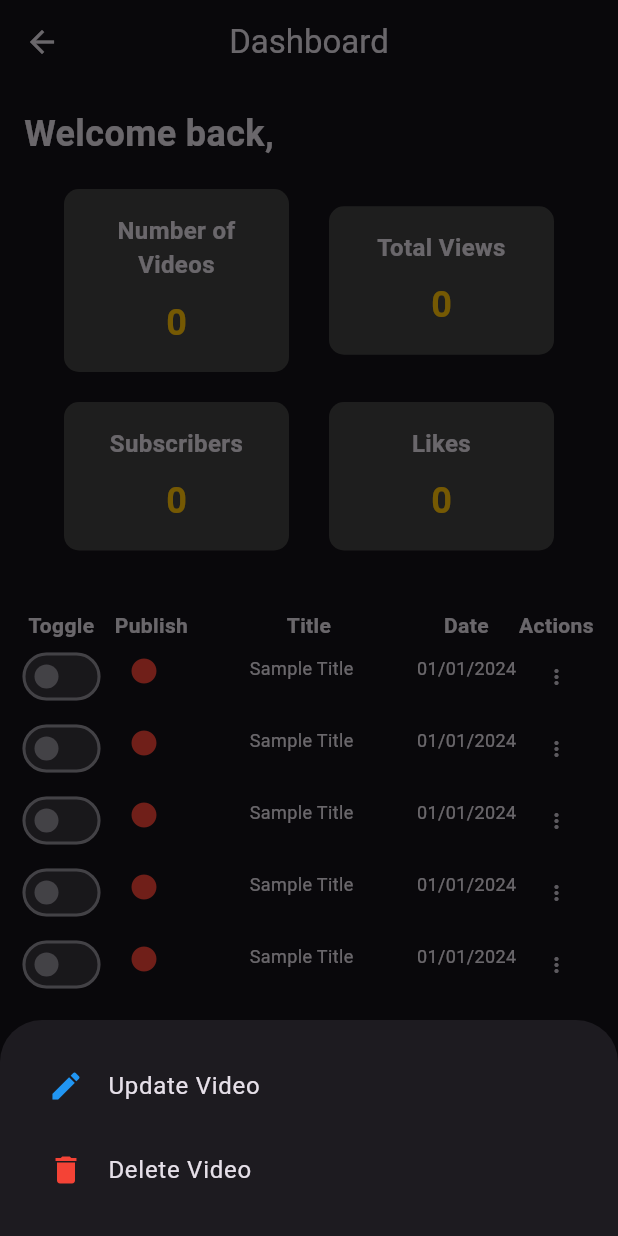
After one commit to talhasee/vdTube-App, a Flutter app: the DashboardScreen screen opened by its route, after a tap on the "more vert" icon, on a phone screen of 412 x 824 dp. The commit adds this screen. Run offline on Flutter 3.47's test engine with Material 3 defaults, Android fonts, the phone set to English and light mode, and no system bars; our stand-ins replace chewie, flutter_secure_storage, image_picker, loading_animation_widget, logger, permission_handler and 2 more; accounts and stored records are empty.

Commit message:
Bug fixes in Login/logout and dashboard layout done

```diff
--- a/vdtube/lib/constants/constants.dart
+++ b/vdtube/lib/constants/constants.dart
@@ -1,14 +1,13 @@
 import 'package:logger/logger.dart';
 import 'package:flutter_secure_storage/flutter_secure_storage.dart';
 
-
 class Constants {
-  static const String baseUrl = 'https://backendproject-qo5y.onrender.com/api/v1';
+  static const String baseUrl =
+      'https://backendproject-qo5y.onrender.com/api/v1';
   static var logger = Logger(
     printer: PrettyPrinter(),
   );
   static FlutterSecureStorage secureStorage = const FlutterSecureStorage();
-
 
   // Fetch Access Token
   static Future<String?> getAccessToken() async {
@@ -19,14 +18,22 @@ class Constants {
   static Future<String?> getRefreshToken() async {
     return await secureStorage.read(key: 'refreshToken');
   }
+
   // Delete Acceses Token
-  static Future<String?> deleteAccessToken() async {
-    return await secureStorage.read(key: 'accessToken');
-  }
-  // Delete Refresh Token
-  static Future<String?> deleteRefreshToken() async {
-    return await secureStorage.read(key: 'refreshToken');
+  static Future<void> deleteAccessToken() async {
+    await secureStorage.delete(key: 'accessToken');
   }
 
+  // Delete Refresh Token
+  static Future<void> deleteRefreshToken() async {
+    await secureStorage.delete(key: 'refreshToken');
+  }
 
+  static Future<String?> getUsername() async {
+    return await secureStorage.read(key: 'username');
+  }
+
+  static Future<void> deleteAll() async {
+    await secureStorage.deleteAll();
+  }
 }
--- a/vdtube/lib/main.dart
+++ b/vdtube/lib/main.dart
@@ -1,5 +1,6 @@
 import 'package:flutter/material.dart';
 import 'package:flutter/services.dart';
+import 'package:vdtube/screens/dashboard.dart';
 import 'package:vdtube/screens/home_screen.dart';
 import 'package:vdtube/screens/login_screen.dart';
 import 'package:vdtube/screens/signup_screen.dart';
@@ -53,6 +54,7 @@ class MyApp extends StatelessWidget {
         '/login': (context) => const LoginScreen(),
         '/home': (context) => const HomeScreen(),
         '/signup': (context) => const SignUpScreen(),
+        '/dashboard': (context) => const DashboardScreen()
       },
     );
   }
--- /dev/null
+++ b/vdtube/lib/screens/dashboard.dart
@@ -0,0 +1,267 @@
+import 'package:flutter/material.dart';
+import 'package:vdtube/constants/constants.dart';
+
+const BASE_URL = Constants.baseUrl;
+var logger = Constants.logger;
+
+class DashboardScreen extends StatefulWidget {
+  const DashboardScreen({Key? key}) : super(key: key);
+
+  @override
+  _DashboardScreenState createState() => _DashboardScreenState();
+}
+
+class _DashboardScreenState extends State<DashboardScreen> {
+  List<bool> publishStatus =
+      List.generate(5, (index) => false); // Initial publish status
+  String? username = "";
+
+  @override
+  void initState() {
+    super.initState();
+    fetchUsername(); // Fetch username asynchronously
+  }
+
+  Future<void> fetchUsername() async {
+    setState(() async {
+      username = await Constants.getUsername();
+    });
+  }
+
+  @override
+  Widget build(BuildContext context) {
+    return Scaffold(
+      appBar: AppBar(
+        title: const Text('Dashboard'),
+        centerTitle: true,
+      ),
+      body: Padding(
+        padding: const EdgeInsets.all(16.0),
+        child: Column(
+          crossAxisAlignment: CrossAxisAlignment.start,
+          children: [
+            Text(
+              'Welcome back, $username',
+              style: TextStyle(fontSize: 24, fontWeight: FontWeight.bold),
+            ),
+            const SizedBox(height: 20),
+
+            // Stats Row
+            Row(
+              mainAxisAlignment: MainAxisAlignment.spaceEvenly,
+              children: [
+                _buildStatBox('Number of Videos', '0'),
+                _buildStatBox('Total Views', '0'),
+              ],
+            ),
+            const SizedBox(height: 20),
+            Row(
+              mainAxisAlignment: MainAxisAlignment.spaceEvenly,
+              children: [
+                _buildStatBox('Subscribers', '0'),
+                _buildStatBox('Likes', '0'),
+              ],
+            ),
+
+            const SizedBox(height: 40), // Gap
+
+            // List Header
+            Table(
+              columnWidths: {
+                0: FixedColumnWidth(50), // Toggle
+                1: FixedColumnWidth(70), // Status
+                2: FlexColumnWidth(100), // Title
+                3: FixedColumnWidth(70), // Date
+                4: FixedColumnWidth(50), // Actions
+              },
+              children: [
+                TableRow(
+                  children: [
+                    Center(
+                      child: Text(
+                        'Toggle',
+                        style: TextStyle(
+                            fontWeight: FontWeight.bold, fontSize: 14),
+                        textAlign: TextAlign.center,
+                      ),
+                    ),
+                    Center(
+                      child: Text(
+                        'Publish',
+                        style: TextStyle(
+                            fontWeight: FontWeight.bold, fontSize: 14),
+                        textAlign: TextAlign.center,
+                      ),
+                    ),
+                    Center(
+                      child: Text(
+                        'Title',
+                        style: TextStyle(
+                            fontWeight: FontWeight.bold, fontSize: 14),
+                        textAlign: TextAlign.center,
+                      ),
+                    ),
+                    Center(
+                      child: Text(
+                        'Date',
+                        style: TextStyle(
+                            fontWeight: FontWeight.bold, fontSize: 14),
+                        textAlign: TextAlign.center,
+                      ),
+                    ),
+                    Center(
+                      child: Text(
+                        'Actions',
+                        style: TextStyle(
+                            fontWeight: FontWeight.bold, fontSize: 14),
+                        textAlign: TextAlign.center,
+                      ),
+                    ),
+                  ],
+                ),
+              ],
+            ),
+
+            // Placeholder for future entries
+            Expanded(
+              child: ListView.builder(
+                itemCount: publishStatus.length, // Use list length
+                itemBuilder: (context, index) {
+                  return Table(
+                    columnWidths: const {
+                      0: FixedColumnWidth(50),
+                      1: FixedColumnWidth(60),
+                      2: FlexColumnWidth(120),
+                      3: FixedColumnWidth(70),
+                      4: FixedColumnWidth(50),
+                    },
+                    children: [
+                      TableRow(
+                        children: [
+                          Align(
+                            alignment: Alignment.center,
+                            child: Switch(
+                              value: publishStatus[index],
+                              onChanged: (value) {
+                                setState(() {
+                                  publishStatus[index] = value;
+                                });
+                              },
+                            ),
+                          ),
+                          Align(
+                            alignment: Alignment.center,
+                            child: Padding(
+                              padding: const EdgeInsets.only(top: 10.0),
+                              child: Icon(
+                                Icons.circle,
+                                color: publishStatus[index]
+                                    ? Colors.green
+                                    : Colors.red,
+                                size: 20,
+                              ),
+                            ),
+                          ),
+                          Align(
+                            alignment: Alignment.center,
+                            child: Padding(
+                              padding: const EdgeInsets.only(top: 10.0),
+                              child: Text(
+                                'Sample Title'.length > 20
+                                    ? 'Sample Title'.substring(0, 20) + '...'
+                                    : 'Sample Title',
+                                style: const TextStyle(fontSize: 12),
+                                overflow: TextOverflow.ellipsis,
+                              ),
+                            ),
+                          ),
+                          Align(
+                            alignment: Alignment.center,
+                            child: Padding(
+                              padding: const EdgeInsets.only(top: 10.0),
+                              child: Text(
+                                '01/01/2024',
+                                style: TextStyle(fontSize: 12),
+                              ),
+                            ),
+                          ),
+                          Align(
+                            alignment: Alignment.center,
+                            child: IconButton(
+                              icon: const Icon(Icons.more_vert, size: 16),
+                              onPressed: () {
+                                _showBottomMenu(context);
+                              },
+                            ),
+                          ),
+                        ],
+                      )
+                    ],
+                  );
+                },
+              ),
+            ),
+          ],
+        ),
+      ),
+    );
+  }
+
+  Widget _buildStatBox(String title, String value) {
+    return Container(
+      width: 150,
+      padding: const EdgeInsets.all(16),
+      decoration: BoxDecoration(
+        color: Colors.grey[800],
+        borderRadius: BorderRadius.circular(10),
+      ),
+      child: Column(
+        children: [
+          Text(
+            title,
+            textAlign: TextAlign.center,
+            style: const TextStyle(fontSize: 16, fontWeight: FontWeight.bold),
+          ),
+          const SizedBox(height: 10),
+          Text(
+            value,
+            style: const TextStyle(
+                fontSize: 24, fontWeight: FontWeight.bold, color: Colors.amber),
+          ),
+        ],
+      ),
+    );
+  }
+
+  void _showBottomMenu(BuildContext context) {
+    showModalBottomSheet(
+      context: context,
+      builder: (context) {
+        return Container(
+          padding: const EdgeInsets.all(16.0),
+          child: Column(
+            mainAxisSize: MainAxisSize.min,
+            children: [
+              ListTile(
+                leading: const Icon(Icons.edit, color: Colors.blue),
+                title: const Text('Update Video'),
+                onTap: () {
+                  Navigator.pop(context);
+                  // Add update functionality here
+                },
+              ),
+              ListTile(
+                leading: const Icon(Icons.delete, color: Colors.red),
+                title: const Text('Delete Video'),
+                onTap: () {
+                  Navigator.pop(context);
+                  // Add delete functionality here
+                },
+              ),
+            ],
+          ),
+        );
+      },
+    );
+  }
+}
--- a/vdtube/lib/screens/login_screen.dart
+++ b/vdtube/lib/screens/login_screen.dart
@@ -27,6 +27,13 @@ class _LoginScreenState extends State<LoginScreen> {
   );
 
   @override
+  void initState() {
+    // TODO: implement initState
+    super.initState();
+
+  }
+
+  @override
   void dispose() {
     _emailController.dispose();
     _passwordController.dispose();
@@ -54,18 +61,24 @@ class _LoginScreenState extends State<LoginScreen> {
         body: json.encode(payload),
       );
 
+      logger.d("Response status: ${response.statusCode}");
+      logger.d("RESPONSE - $response");
+
       if (response.statusCode == 200) {
         logger.d('Login successful: ${response.body}');
 
         final responseBody = json.decode(response.body);
         String accessToken = responseBody['data']['accessToken'];
         String refreshToken = responseBody['data']['refreshToken'];
+        String username = responseBody['data']['user']['userName'];
 
         logger.d('Access Token - $accessToken');
         logger.d('Refresh Token - $refreshToken');
+        logger.d('USERNAME - $username');
 
         await secureStorage.write(key: 'accessToken', value: accessToken);
         await secureStorage.write(key: 'refreshToken', value: refreshToken);
+        await secureStorage.write(key: 'username', value: username);
 
         if (mounted) {
           Navigator.pushReplacementNamed(context, '/home');
@@ -76,7 +89,7 @@ class _LoginScreenState extends State<LoginScreen> {
         _showErrorDialog('Login Failed', 'Incorrect email or password.');
       }
     } catch (e) {
-      logger.d('Error - $e');
+      logger.e('Error HERE - $e');
       _showErrorDialog('Error', 'Something went wrong. Please try again.');
     } finally {
       setState(() {
@@ -151,8 +164,7 @@ class _LoginScreenState extends State<LoginScreen> {
                   style: const TextStyle(color: Colors.white),
                   decoration: InputDecoration(
                     labelText: 'Password',
-                    prefixIcon:
-                        const Icon(Icons.lock, color: Colors.redAccent),
+                    prefixIcon: const Icon(Icons.lock, color: Colors.redAccent),
                     suffixIcon: IconButton(
                       icon: Icon(
                         _isPasswordVisible
--- a/vdtube/lib/utils/widgets/drawer.dart
+++ b/vdtube/lib/utils/widgets/drawer.dart
@@ -1,5 +1,6 @@
 import 'package:flutter/material.dart';
 import 'package:vdtube/constants/constants.dart';
+import 'package:vdtube/screens/home_screen.dart';
 
 // Utility class for Drawer
 class AppDrawer extends StatelessWidget {
@@ -31,7 +32,7 @@ class AppDrawer extends StatelessWidget {
             title: Text('Liked Videos'),
             onTap: () {
               // Navigate to the liked videos screen
-              Navigator.pushNamed(context, '/likedVideos');
+              // Navigator.pushNamed(context, '/likedVideos');
             },
           ),
           ListTile(
@@ -39,7 +40,7 @@ class AppDrawer extends StatelessWidget {
             title: Text('History'),
             onTap: () {
               // Navigate to the history screen
-              Navigator.pushNamed(context, '/history');
+              // Navigator.pushNamed(context, '/history');
             },
           ),
           ListTile(
@@ -47,15 +48,15 @@ class AppDrawer extends StatelessWidget {
             title: Text('My Content'),
             onTap: () {
               // Navigate to my content screen
-              Navigator.pushNamed(context, '/myContent');
+              // Navigator.pushNamed(context, '/myContent');
             },
           ),
           ListTile(
             leading: Icon(Icons.collections),
-            title: Text('Collections'),
+            title: Text('Dashboard'),
             onTap: () {
               // Navigate to collections screen
-              Navigator.pushNamed(context, '/collections');
+              Navigator.pushNamed(context, '/dashboard');
             },
           ),
           ListTile(
@@ -63,21 +64,54 @@ class AppDrawer extends StatelessWidget {
             title: Text('Subscriptions'),
             onTap: () {
               // Navigate to subscriptions screen
-              Navigator.pushNamed(context, '/subscriptions');
+              logger.d("Subscription clicked");
+              // Navigator.pushNamed(context, '/subscriptions');
             },
           ),
           // Log out item at the bottom of the drawer
           Divider(),
+
           ListTile(
             leading: Icon(Icons.logout),
             title: Text('Log Out'),
             onTap: () async {
-              // Log out logic here (can use a method to clear tokens or reset state)
-              //Deleting tokens and logging user out
-              await Constants.deleteAccessToken();
-              await Constants.deleteRefreshToken();
+              logger.d('Logout button tapped'); // Debug print
+              try {
+                // Delete all secure storage keys
+                await Constants.deleteAll();
 
-              Navigator.pushReplacementNamed(context, '/login');
+                // Confirm deletion by checking if all keys are removed
+                String? accessToken = await Constants.getAccessToken();
+                String? refreshToken = await Constants.getRefreshToken();
+                String? username = await Constants.getUsername();
+
+                if (accessToken == null &&
+                    refreshToken == null &&
+                    username == null) {
+                  Constants.logger
+                      .d('Successfully logged out - All keys cleared.');
+
+                  if (!context.mounted) {
+                    logger.d('Not mounted ERROR');
+                  }
+
+                  Navigator.pushReplacementNamed(context, '/login');
+                } else {
+                  Constants.logger
+                      .e('Logout failed - Some keys are still present.');
+                  ScaffoldMessenger.of(context).showSnackBar(
+                    const SnackBar(
+                        content: Text('Logout failed. Please try again.')),
+                  );
+                }
+              } catch (e) {
+                Constants.logger.e('Error during logout: $e');
+                ScaffoldMessenger.of(context).showSnackBar(
+                  const SnackBar(
+                      content:
+                          Text('An error occurred. Please try again later.')),
+                );
+              }
             },
           ),
         ],
```
